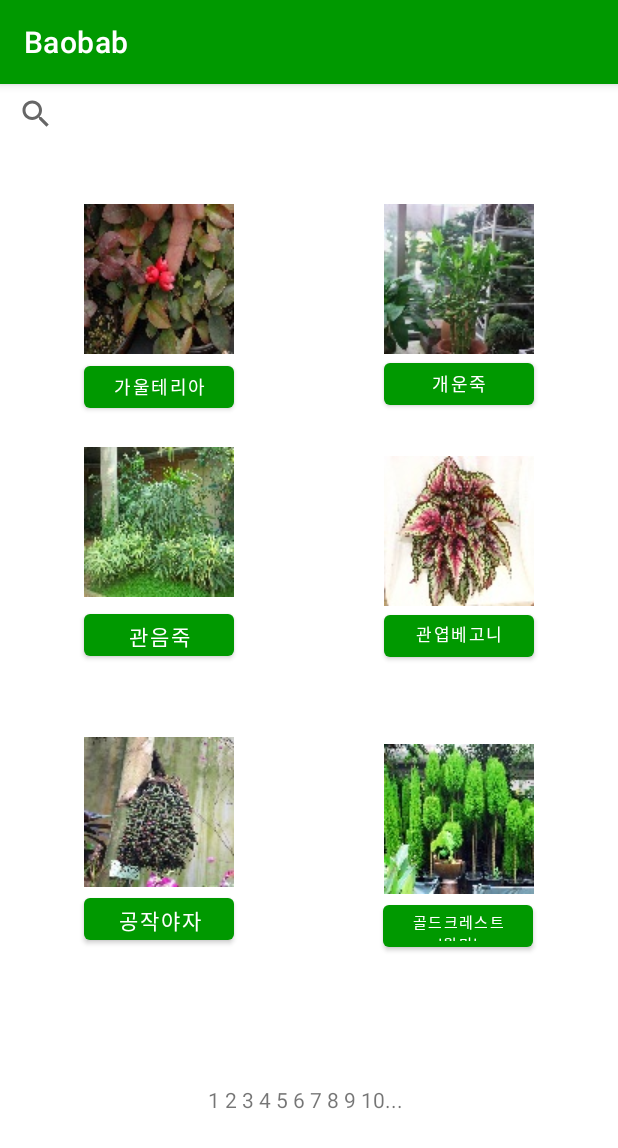
After one commit to Kim-yejin-yj/openpj, an Android app: the information screen opened directly, with no data from a screen before it, on a phone screen of 412 x 824 dp. The commit adds this screen. Shown: the top 1148 px of the screen. Run offline under Robolectric (Android 15) with nearby library versions, the phone set to English and light mode, and no system bars.

Commit message:
hankyuwon final

```diff
--- /dev/null
+++ b/app/src/main/java/com/example/myapplication/information.java
@@ -0,0 +1,28 @@
+package com.example.myapplication;
+
+import androidx.appcompat.app.AppCompatActivity;
+
+import android.content.Intent;
+import android.os.Bundle;
+import android.view.View;
+import android.widget.Button;
+
+public class information extends AppCompatActivity {
+
+    @Override
+    protected void onCreate(Bundle savedInstanceState) {
+        super.onCreate(savedInstanceState);
+        setContentView(R.layout.activity_information);
+
+        Button myplant_in_info_btn = (Button) findViewById(R.id.button14);
+        myplant_in_info_btn.setOnClickListener(new View.OnClickListener(){
+            @Override
+            public void onClick(View view){
+                Intent intent = new Intent(getApplicationContext(), information2.class);
+                startActivity(intent);
+            }
+        });
+    }
+
+
+}
--- /dev/null
+++ b/app/src/main/res/layout/activity_information.xml
@@ -0,0 +1,182 @@
+<?xml version="1.0" encoding="utf-8"?>
+<androidx.constraintlayout.widget.ConstraintLayout xmlns:android="http://schemas.android.com/apk/res/android"
+    xmlns:app="http://schemas.android.com/apk/res-auto"
+    xmlns:tools="http://schemas.android.com/tools"
+    android:layout_width="match_parent"
+    android:layout_height="match_parent"
+    tools:context=".information">
+
+    <SearchView
+        android:id="@+id/searchView"
+        android:layout_width="411dp"
+        android:layout_height="40dp"
+        app:layout_constraintEnd_toEndOf="parent"
+        app:layout_constraintHorizontal_bias="0.0"
+        app:layout_constraintStart_toStartOf="parent"
+        app:layout_constraintTop_toTopOf="parent" />
+
+    <ImageView
+        android:id="@+id/imageView6"
+        android:layout_width="wrap_content"
+        android:layout_height="wrap_content"
+        android:layout_marginStart="56dp"
+        android:layout_marginTop="40dp"
+        app:layout_constraintStart_toStartOf="parent"
+        app:layout_constraintTop_toBottomOf="@+id/searchView"
+        app:srcCompat="@drawable/img_h1" />
+
+    <Button
+        android:id="@+id/button14"
+        android:layout_width="100dp"
+        android:layout_height="40dp"
+        android:layout_marginStart="56dp"
+        android:layout_marginTop="2dp"
+        android:layout_marginBottom="26dp"
+        android:text="가울테리아"
+        android:textSize="12dp"
+        app:layout_constraintBottom_toTopOf="@+id/imageView8"
+        app:layout_constraintStart_toStartOf="parent"
+        app:layout_constraintTop_toBottomOf="@+id/imageView6" />
+
+    <ImageView
+        android:id="@+id/imageView9"
+        android:layout_width="wrap_content"
+        android:layout_height="wrap_content"
+        android:layout_marginStart="90dp"
+        android:layout_marginTop="28dp"
+        android:layout_marginEnd="56dp"
+        app:layout_constraintEnd_toEndOf="parent"
+        app:layout_constraintHorizontal_bias="1.0"
+        app:layout_constraintStart_toEndOf="@+id/imageView8"
+        app:layout_constraintTop_toBottomOf="@+id/button15"
+        app:srcCompat="@drawable/img_h4" />
+
+    <Button
+        android:id="@+id/button16"
+        android:layout_width="100sp"
+        android:layout_height="40sp"
+        android:layout_marginStart="56dp"
+        android:layout_marginTop="5dp"
+        android:layout_marginBottom="43dp"
+        android:text="관음죽"
+        app:layout_constraintBottom_toTopOf="@+id/imageView10"
+        app:layout_constraintStart_toStartOf="parent"
+        app:layout_constraintTop_toBottomOf="@+id/imageView8" />
+
+    <Button
+        android:id="@+id/button21"
+        android:layout_width="100dp"
+        android:layout_height="40dp"
+        android:layout_marginTop="1dp"
+        android:text="공작야자"
+        app:layout_constraintBottom_toBottomOf="parent"
+        app:layout_constraintEnd_toEndOf="parent"
+        app:layout_constraintHorizontal_bias="0.18"
+        app:layout_constraintStart_toStartOf="parent"
+        app:layout_constraintTop_toBottomOf="@+id/imageView10"
+        app:layout_constraintVertical_bias="0.0" />
+
+    <ImageView
+        android:id="@+id/imageView8"
+        android:layout_width="wrap_content"
+        android:layout_height="wrap_content"
+        android:layout_marginStart="56dp"
+        android:layout_marginTop="20dp"
+        app:layout_constraintStart_toStartOf="parent"
+        app:layout_constraintTop_toBottomOf="@+id/button14"
+        app:srcCompat="@drawable/img_h3" />
+
+    <ImageView
+        android:id="@+id/imageView10"
+        android:layout_width="wrap_content"
+        android:layout_height="wrap_content"
+        android:layout_marginStart="56dp"
+        android:layout_marginTop="48dp"
+        app:layout_constraintStart_toStartOf="parent"
+        app:layout_constraintTop_toBottomOf="@+id/button16"
+        app:srcCompat="@drawable/img_h5" />
+
+    <Button
+        android:id="@+id/button22"
+        android:layout_width="100dp"
+        android:layout_height="40dp"
+        android:layout_marginStart="90dp"
+        android:text="골드크레스트 '윌마'"
+        android:textSize="10dp"
+        app:layout_constraintBottom_toBottomOf="parent"
+        app:layout_constraintEnd_toEndOf="parent"
+        app:layout_constraintHorizontal_bias="0.746"
+        app:layout_constraintStart_toStartOf="parent"
+        app:layout_constraintTop_toBottomOf="@+id/imageView11"
+        app:layout_constraintVertical_bias="0.006" />
+
+    <Button
+        android:id="@+id/button20"
+        android:layout_width="100dp"
+        android:layout_height="40dp"
+        android:layout_marginStart="90dp"
+        android:layout_marginEnd="56dp"
+        android:layout_marginBottom="44dp"
+        android:text="관엽베고니아"
+        android:textSize="11dp"
+        app:layout_constraintBottom_toTopOf="@+id/imageView11"
+        app:layout_constraintEnd_toEndOf="parent"
+        app:layout_constraintHorizontal_bias="1.0"
+        app:layout_constraintStart_toEndOf="@+id/button16"
+        app:layout_constraintTop_toBottomOf="@+id/imageView9" />
+
+    <Button
+        android:id="@+id/button15"
+        android:layout_width="100dp"
+        android:layout_height="40dp"
+        android:layout_marginStart="90dp"
+        android:layout_marginEnd="56dp"
+        android:layout_marginBottom="31dp"
+        android:text="개운죽"
+        android:textSize="12dp"
+        app:layout_constraintBottom_toTopOf="@+id/imageView9"
+        app:layout_constraintEnd_toEndOf="parent"
+        app:layout_constraintHorizontal_bias="1.0"
+        app:layout_constraintStart_toEndOf="@+id/button14"
+        app:layout_constraintTop_toBottomOf="@+id/imageView7" />
+
+    <ImageView
+        android:id="@+id/imageView7"
+        android:layout_width="wrap_content"
+        android:layout_height="wrap_content"
+        android:layout_marginStart="90dp"
+        android:layout_marginTop="40dp"
+        android:layout_marginEnd="56dp"
+        app:layout_constraintEnd_toEndOf="parent"
+        app:layout_constraintHorizontal_bias="1.0"
+        app:layout_constraintStart_toEndOf="@+id/imageView6"
+        app:layout_constraintTop_toBottomOf="@+id/searchView"
+        app:srcCompat="@drawable/img_h2" />
+
+    <ImageView
+        android:id="@+id/imageView11"
+        android:layout_width="wrap_content"
+        android:layout_height="wrap_content"
+        android:layout_marginStart="90dp"
+        android:layout_marginTop="52dp"
+        android:layout_marginEnd="56dp"
+        app:layout_constraintEnd_toEndOf="parent"
+        app:layout_constraintHorizontal_bias="1.0"
+        app:layout_constraintStart_toEndOf="@+id/imageView10"
+        app:layout_constraintTop_toBottomOf="@+id/button20"
+        app:srcCompat="@drawable/img_h6" />
+
+    <TextView
+        android:id="@+id/textView2"
+        android:layout_width="134dp"
+        android:layout_height="40dp"
+
+        android:text="1 2 3 4 5 6 7 8 9 10..."
+        app:layout_constraintBottom_toBottomOf="parent"
+        app:layout_constraintEnd_toEndOf="parent"
+        app:layout_constraintHorizontal_bias="0.498"
+        app:layout_constraintStart_toStartOf="parent"
+        app:layout_constraintTop_toBottomOf="@+id/searchView"
+        app:layout_constraintVertical_bias="0.912" />
+
+</androidx.constraintlayout.widget.ConstraintLayout>
```
Also changed, not shown: app/src/main/AndroidManifest.xml (+15 -8 lines), app/src/main/java/com/example/myapplication/MainActivity.java (+16 -1 lines), app/src/main/java/com/example/myapplication/information2.java (added, +14 -0 lines), app/src/main/java/com/example/myapplication/plantgram.java (added, +25 -0 lines), app/src/main/java/com/example/myapplication/plantgram2.java (added, +18 -0 lines), app/src/main/res/layout/activity_information2.xml (added, +56 -0 lines), app/src/main/res/layout/activity_plantgram.xml (added, +22 -0 lines), app/src/main/res/layout/activity_plantgram2.xml (added, +55 -0 lines), app/src/main/res/drawable-v24/img_h1.jpg (added), app/src/main/res/drawable-v24/img_h2.jpg (added), app/src/main/res/drawable-v24/img_h3.jpg (added), app/src/main/res/drawable-v24/img_h4.jpg (added), app/src/main/res/drawable-v24/img_h5.jpg (added), app/src/main/res/drawable-v24/img_h6.jpg (added).
